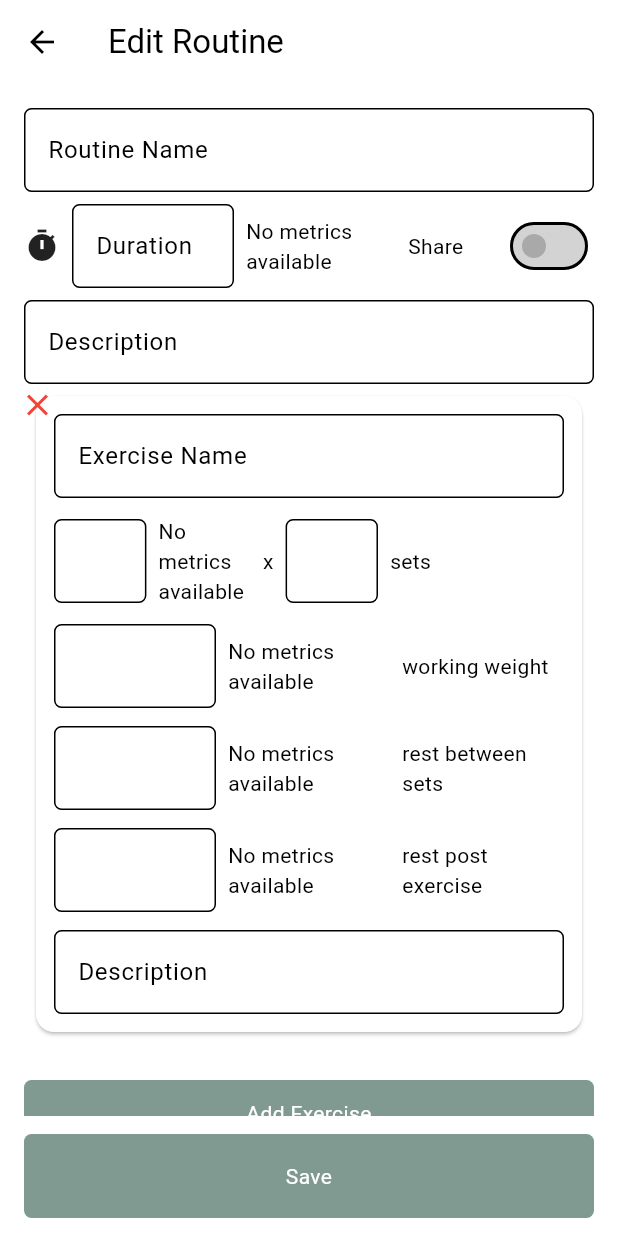
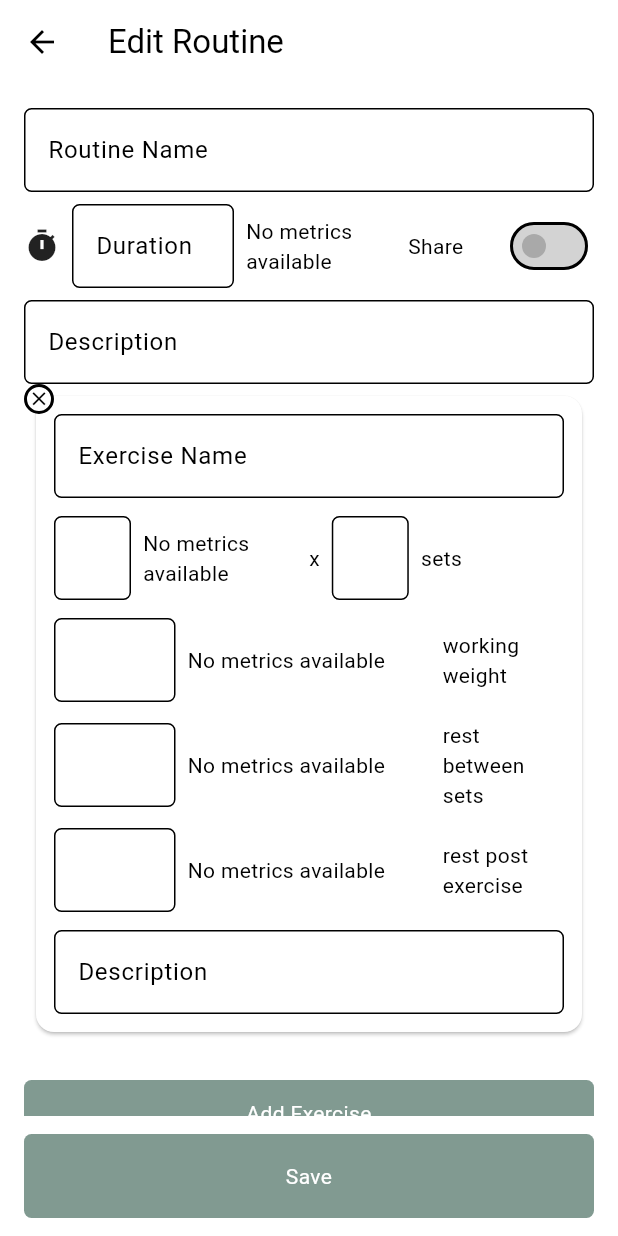
Before and after one commit to talbiol/climbing_app_v4, a Flutter app: the RoutineNewEditScreen screen opened directly with empty values, on a phone screen of 412 x 824 dp. Run offline on Flutter 3.47's test engine with Material 3 defaults, Android fonts, the phone set to English and light mode, and no system bars; our stand-ins replace image_picker, supabase_flutter; accounts and stored records are empty.

Commit message:
routines edit

```diff
--- a/lib/app/screens/routine_new_edit.dart
+++ b/lib/app/screens/routine_new_edit.dart
@@ -7,7 +7,7 @@ import '../../models/user.dart';
 import '../../widgets/custom_button.dart';
 import '../../widgets/custom_input_box.dart';
 import '../../widgets/custom_toggle_switch.dart';
-import '../../widgets/exercise_box.dart';
+import '../../widgets/exercise_box_edit.dart';
 import '../../widgets/metric_dropdown.dart';
 import '../services/routine_metric_service.dart';
 import '../services/routine_service.dart';
@@ -230,7 +230,7 @@ class _RoutineNewEditScreenState extends State<RoutineNewEditScreen> {
                 // Existing and new exercises
                 ...List.generate(widget.exercises!.length, (index) {
                   final exercise = widget.exercises![index];
-                  return ExerciseBox(
+                  return ExerciseBoxEdit(
                     key: ValueKey(exercise.exerciseId ?? 'new_$index'),
                     create: widget.create,
                     routineMetrics: routineMetrics,
--- a/lib/widgets/exercise_box.dart
+++ b/lib/widgets/exercise_box_edit.dart
@@ -1,15 +1,16 @@
+import 'package:climbing_app_v4/style.dart';
 import 'package:flutter/material.dart';
 import '../models/exercise.dart';
 import 'custom_input_box.dart';
 import 'metric_dropdown.dart';
 
-class ExerciseBox extends StatefulWidget {
+class ExerciseBoxEdit extends StatefulWidget {
   final bool create;
   final List<Map<int, String>> routineMetrics;
   final Exercise exercise; // always non-null
   final VoidCallback? onDelete;
 
-  const ExerciseBox({
+  const ExerciseBoxEdit({
     super.key,
     required this.create,
     required this.routineMetrics,
@@ -18,10 +19,10 @@ class ExerciseBox extends StatefulWidget {
   });
 
   @override
-  State<ExerciseBox> createState() => _ExerciseBoxState();
+  State<ExerciseBoxEdit> createState() => _ExerciseBoxEditState();
 }
 
-class _ExerciseBoxState extends State<ExerciseBox> {
+class _ExerciseBoxEditState extends State<ExerciseBoxEdit> {
   late TextEditingController _nameController;
   late TextEditingController _descriptionController;
   late TextEditingController _repsController;
@@ -125,11 +126,24 @@ class _ExerciseBoxState extends State<ExerciseBox> {
           ),
         ),
         Positioned(
-          top: -10,
-          left: -15,
-          child: IconButton(
-            icon: const Icon(Icons.close, color: Colors.red),
-            onPressed: widget.onDelete,
+          top: 0,
+          left: 0,
+          child: GestureDetector(
+            onTap: widget.onDelete,
+            child: Container(
+              width: 20,
+              height: 20,
+              decoration: BoxDecoration(
+                shape: BoxShape.circle,
+                color: Colors.white,
+                border: Border.all(color: AppColors.mainText, width: 2),
+              ),
+              child: const Icon(
+                Icons.close,
+                color: AppColors.mainText,
+                size: 15,
+              ),
+            ),
           ),
         ),
       ],
@@ -154,7 +168,7 @@ class _ExerciseBoxState extends State<ExerciseBox> {
         if (metricOptions.isNotEmpty) ...[
           const SizedBox(width: 8),
           Expanded(
-            flex: 1,
+            flex: 2,
             child: RoutineMetricDropdown(
               metricIdsOptions: metricOptions,
               selectedMetric: firstMetric,
```
